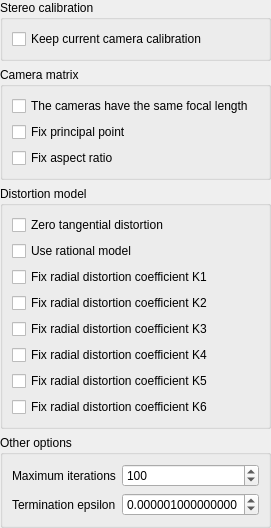
Qt form lib/zcameracalibration/src/zpinhole/zopencvstereomulticameracalibratorconfigwidget.ui (nikolaseu/neuvision) before a commit.
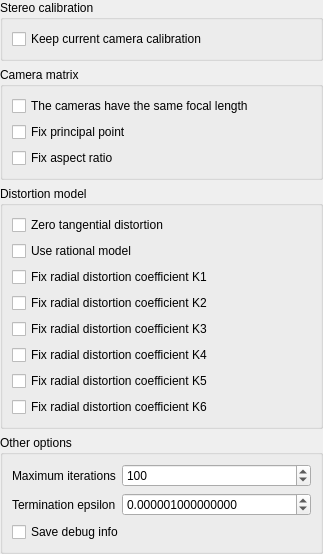
The same form after that commit.

Commit message: Add option to save all opencv stereo calibration params (debug mode)

Patch:
```diff
--- a/lib/zcameracalibration/src/zpinhole/zopencvstereomulticameracalibratorconfigwidget.ui
+++ b/lib/zcameracalibration/src/zpinhole/zopencvstereomulticameracalibratorconfigwidget.ui
@@ -6,8 +6,8 @@
    <rect>
     <x>0</x>
     <y>0</y>
-    <width>243</width>
-    <height>460</height>
+    <width>323</width>
+    <height>519</height>
    </rect>
   </property>
   <property name="windowTitle">
@@ -31,10 +31,7 @@
      <property name="title">
       <string>Other options</string>
      </property>
-     <layout class="QFormLayout" name="formLayout_3">
-      <property name="fieldGrowthPolicy">
-       <enum>QFormLayout::AllNonFixedFieldsGrow</enum>
-      </property>
+     <layout class="QFormLayout" name="formLayout_2">
       <item row="0" column="0">
        <widget class="QLabel" name="label_18">
         <property name="text">
@@ -78,6 +75,13 @@
         </property>
        </widget>
       </item>
+      <item row="2" column="0" colspan="2">
+       <widget class="QCheckBox" name="debugModeCheckBox">
+        <property name="text">
+         <string>Save debug info</string>
+        </property>
+       </widget>
+      </item>
      </layout>
     </widget>
    </item>
@@ -173,14 +177,7 @@
      <property name="title">
       <string>Camera matrix</string>
      </property>
-     <layout class="QFormLayout" name="formLayout_2">
-      <item row="1" column="0">
-       <widget class="QCheckBox" name="fixPrincipalPointCheckBox">
-        <property name="text">
-         <string>Fix principal point</string>
-        </property>
-       </widget>
-      </item>
+     <layout class="QGridLayout" name="gridLayout_2">
       <item row="2" column="0">
        <widget class="QCheckBox" name="fixAspectRatioCheckBox">
         <property name="text">
@@ -188,6 +185,13 @@
         </property>
        </widget>
       </item>
+      <item row="1" column="0">
+       <widget class="QCheckBox" name="fixPrincipalPointCheckBox">
+        <property name="text">
+         <string>Fix principal point</string>
+        </property>
+       </widget>
+      </item>
       <item row="0" column="0">
        <widget class="QCheckBox" name="sameFocalLengthCheckBox">
         <property name="text">
```
The commit also changes 7 other files.
